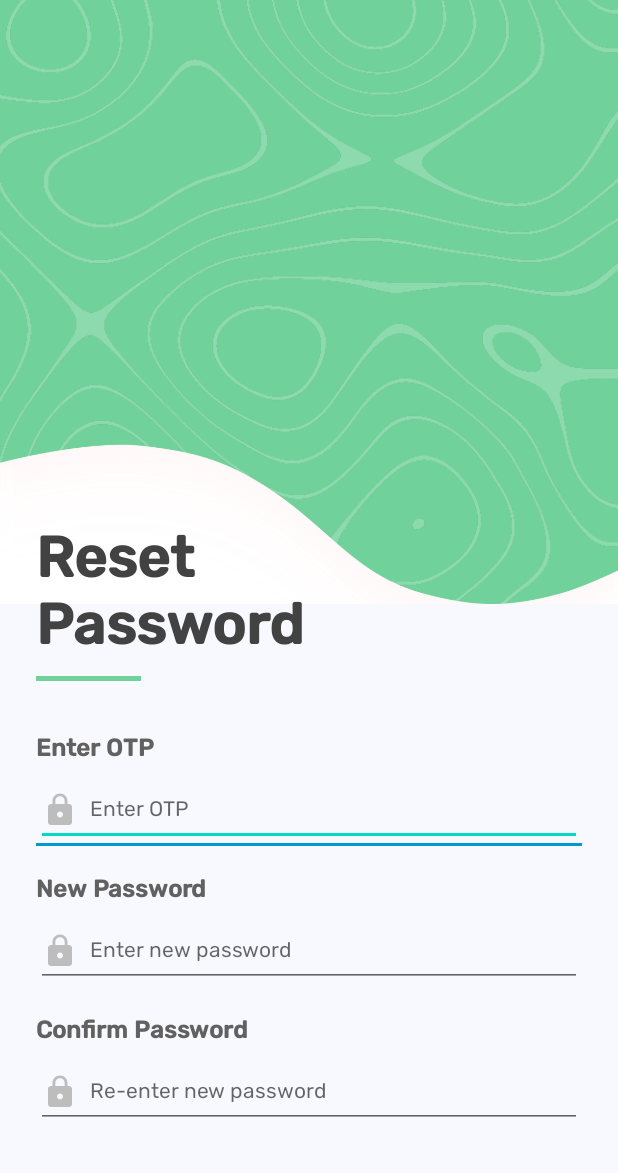
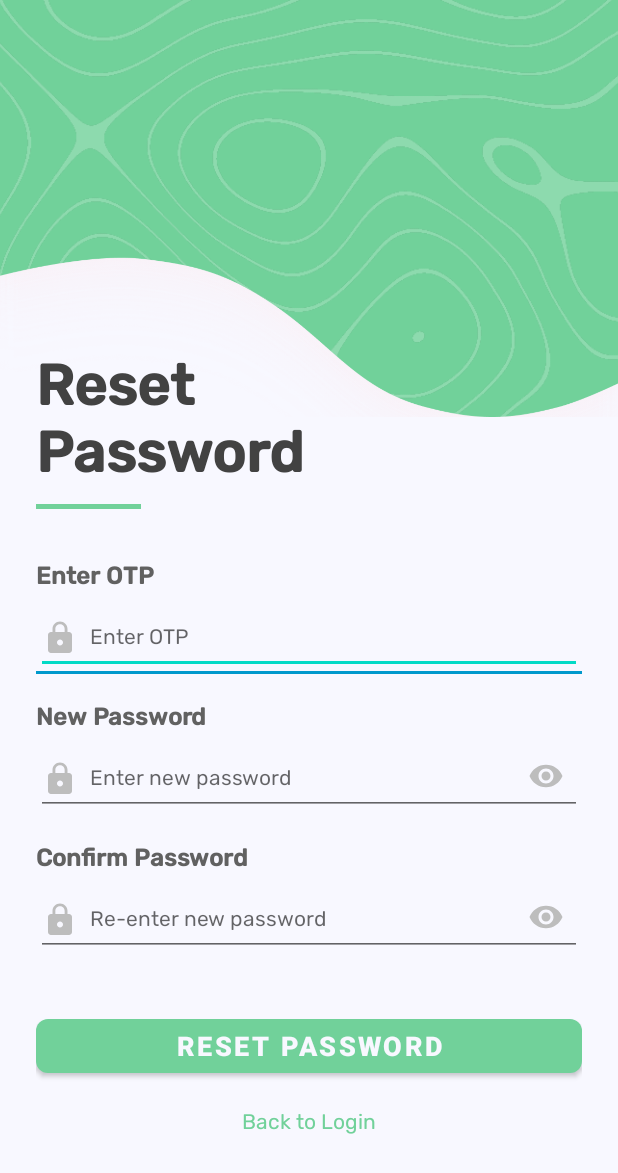
Before and after one commit to celiaho/HocusFocusToDo, an Android app: the PasswordResetActivity screen opened directly, with no data from a screen before it, on a phone screen of 412 x 824 dp. Shown: the top 1173 px of the screen. Run offline under Robolectric (Android 15) with nearby library versions, the phone set to English and light mode, and no system bars; our stand-ins replace Volley.

Commit message:
update password activities to scroll properly

```diff
--- a/app/src/main/java/edu/bhcc/cho/hocusfocustodo/ui/auth/PasswordResetActivity.kt
+++ b/app/src/main/java/edu/bhcc/cho/hocusfocustodo/ui/auth/PasswordResetActivity.kt
@@ -1,11 +1,14 @@
 package edu.bhcc.cho.hocusfocustodo.ui.auth
 
 import android.content.Intent
+import android.graphics.Rect
 import android.os.Bundle
 import android.util.Log
+import android.view.View
 import android.view.inputmethod.InputMethodManager
 import android.widget.*
 import androidx.appcompat.app.AppCompatActivity
+import androidx.core.widget.NestedScrollView
 import com.google.android.material.textfield.TextInputEditText
 import edu.bhcc.cho.hocusfocustodo.R
 import edu.bhcc.cho.hocusfocustodo.data.network.AuthApiService
@@ -15,6 +18,7 @@ import edu.bhcc.cho.hocusfocustodo.data.network.AuthApiService
  */
 class PasswordResetActivity : AppCompatActivity() {
 
+    private lateinit var scrollView: NestedScrollView
     private lateinit var otpField: TextInputEditText
     private lateinit var newPasswordField: TextInputEditText
     private lateinit var confirmPasswordField: TextInputEditText
@@ -29,6 +33,9 @@ class PasswordResetActivity : AppCompatActivity() {
         setContentView(R.layout.activity_password_reset)
 
         // Initialize views
+        scrollView = findViewById(R.id.scrollView)
+        scrollView.setOnTouchListener { _, _ -> true } // Disable manual scroll
+
         otpField = findViewById(R.id.reset_otp)
         newPasswordField = findViewById(R.id.reset_password)
         confirmPasswordField = findViewById(R.id.confirm_password)
@@ -44,6 +51,9 @@ class PasswordResetActivity : AppCompatActivity() {
 
         // Show demo OTP hint
         Toast.makeText(this, "Check server log for demo OTP.", Toast.LENGTH_LONG).show()
+
+        // Enable keyboard-triggered scroll
+        setupKeyboardAutoScroll()
 
         // Handle back link
         backLink.setOnClickListener {
@@ -109,4 +119,26 @@ class PasswordResetActivity : AppCompatActivity() {
             }
         }
     }
+
+    private fun setupKeyboardAutoScroll() {
+        val rootView = findViewById<View>(android.R.id.content)
+        rootView.viewTreeObserver.addOnGlobalLayoutListener {
+            val r = Rect()
+            rootView.getWindowVisibleDisplayFrame(r)
+            val screenHeight = rootView.rootView.height
+            val keypadHeight = screenHeight - r.bottom
+
+            if (keypadHeight > screenHeight * 0.15) {
+                currentFocus?.let {
+                    scrollView.post {
+                        scrollView.scrollTo(0, it.bottom)
+                    }
+                }
+            } else {
+                scrollView.post {
+                    scrollView.scrollTo(0, 0)
+                }
+            }
+        }
+    }
 }
--- a/app/src/main/res/layout/activity_password_reset.xml
+++ b/app/src/main/res/layout/activity_password_reset.xml
@@ -1,57 +1,67 @@
 <?xml version="1.0" encoding="utf-8"?>
-<LinearLayout
+<androidx.core.widget.NestedScrollView
     xmlns:android="http://schemas.android.com/apk/res/android"
     xmlns:app="http://schemas.android.com/apk/res-auto"
+    android:id="@+id/scrollView"
     android:layout_width="match_parent"
     android:layout_height="match_parent"
     android:background="@color/off_white"
+    android:fillViewport="true"
+    android:overScrollMode="never"
+    android:scrollbars="none">
+
+    <LinearLayout
+        android:layout_width="match_parent"
+        android:layout_height="wrap_content"
         android:orientation="vertical">
 
-    <FrameLayout
+        <!-- Top vector background -->
+        <ImageView
+            android:id="@+id/reset_banner"
             android:layout_width="match_parent"
             android:layout_height="wrap_content"
-        android:translationY="-174dp"
-        android:maxHeight="128dp">
+            android:scaleType="fitStart"
+            android:adjustViewBounds="true"
+            android:translationY="-294dp"
+            android:src="@drawable/ic_green_background_vector"
+            android:contentDescription="@string/app_name" />
 
-        <include
-            layout="@layout/vector"
-            android:layout_width="match_parent"
-            android:layout_height="wrap_content" />
-    </FrameLayout>
-
+        <!-- Form container -->
         <LinearLayout
-        android:orientation="vertical"
             android:layout_width="match_parent"
             android:layout_height="wrap_content"
+            android:orientation="vertical"
             android:padding="24dp"
-        android:layout_marginTop="-258dp">
+            android:translationY="-384dp"
+            android:background="@android:color/transparent">
 
             <!-- Screen title -->
             <LinearLayout
                 android:layout_width="wrap_content"
                 android:layout_height="wrap_content"
-            android:orientation="vertical">
+                android:orientation="vertical"
+                android:layout_marginTop="16dp">
 
                 <TextView
                     style="@style/ScreenTitle"
-                android:layout_width="236dp"
+                    android:layout_width="240dp"
                     android:layout_height="wrap_content"
                     android:text="Reset Password" />
 
                 <View
                     android:layout_width="70dp"
                     android:layout_height="3dp"
-                android:background="@color/auth_green"
-                android:layout_marginTop="2dp"/>
+                    android:layout_marginTop="2dp"
+                    android:background="@color/auth_green" />
             </LinearLayout>
 
-        <!-- OTP label -->
+            <!-- OTP -->
             <TextView
                 style="@style/InputLabel"
                 android:layout_width="wrap_content"
                 android:layout_height="wrap_content"
-            android:text="Enter OTP"
-            android:layout_marginTop="32dp"/>
+                android:layout_marginTop="32dp"
+                android:text="Enter OTP" />
 
             <com.google.android.material.textfield.TextInputLayout
                 android:id="@+id/reset_otp_container"
@@ -74,19 +84,21 @@
                     android:paddingBottom="12dp"/>
             </com.google.android.material.textfield.TextInputLayout>
 
-        <!-- New password label -->
+            <!-- New password -->
             <TextView
                 style="@style/InputLabel"
                 android:layout_width="wrap_content"
                 android:layout_height="wrap_content"
-            android:text="New Password"
-            android:layout_marginTop="16dp"/>
+                android:layout_marginTop="16dp"
+                android:text="New Password" />
 
             <com.google.android.material.textfield.TextInputLayout
                 android:id="@+id/reset_password_container"
                 style="@style/TextInputLayoutStyle"
                 android:layout_width="match_parent"
                 android:layout_height="wrap_content"
+                app:endIconMode="password_toggle"
+                app:endIconTint="@color/light_gray"
                 app:hintEnabled="false">
 
                 <com.google.android.material.textfield.TextInputEditText
@@ -103,19 +115,21 @@
                     android:paddingBottom="12dp"/>
             </com.google.android.material.textfield.TextInputLayout>
 
-        <!-- New password label -->
+            <!-- Confirm password -->
             <TextView
                 style="@style/InputLabel"
                 android:layout_width="wrap_content"
                 android:layout_height="wrap_content"
-            android:text="Confirm Password"
-            android:layout_marginTop="16dp"/>
+                android:layout_marginTop="16dp"
+                android:text="Confirm Password" />
 
             <com.google.android.material.textfield.TextInputLayout
                 android:id="@+id/confirm_password_container"
                 style="@style/TextInputLayoutStyle"
                 android:layout_width="match_parent"
                 android:layout_height="wrap_content"
+                app:endIconMode="password_toggle"
+                app:endIconTint="@color/light_gray"
                 app:hintEnabled="false">
 
                 <com.google.android.material.textfield.TextInputEditText
@@ -123,16 +137,16 @@
                     android:layout_width="match_parent"
                     android:layout_height="wrap_content"
                     android:inputType="textPassword"
+                    android:textAppearance="@style/AppInputTextAppearance"
                     android:drawableStart="@drawable/ic_material_lock"
                     android:drawableTint="@color/light_gray"
                     android:drawablePadding="8dp"
-                android:textAppearance="@style/AppInputTextAppearance"
                     android:hint="Re-enter new password"
                     android:paddingTop="16dp"
                     android:paddingBottom="12dp"/>
             </com.google.android.material.textfield.TextInputLayout>
 
-        <!-- Error message -->
+            <!-- Error text -->
             <TextView
                 android:id="@+id/reset_error"
                 style="@style/ErrorText"
@@ -150,17 +164,17 @@
                 android:text="Reset Password"
                 android:layout_marginTop="36dp" />
 
-        <!-- Back to login link -->
+            <!-- Back to login -->
             <TextView
                 android:id="@+id/reset_back"
-            android:fontFamily="@font/rubik_regular"
                 android:layout_width="wrap_content"
                 android:layout_height="wrap_content"
+                android:layout_gravity="center"
+                android:layout_marginTop="16dp"
                 android:text="Back to Login"
+                android:textColor="@color/auth_green"
                 android:textSize="14sp"
-            android:textColor="@color/auth_green"
-            android:layout_marginTop="16dp"
-            android:layout_gravity="center"/>
+                android:fontFamily="@font/rubik_regular"/>
         </LinearLayout>
-
     </LinearLayout>
+</androidx.core.widget.NestedScrollView>
```
Also changed, not shown: app/src/main/java/edu/bhcc/cho/hocusfocustodo/ui/auth/PasswordForgotActivity.kt (+36 -3 lines), app/src/main/res/layout/activity_password_forgot.xml (+36 -24 lines). Lines whose indentation alone changed are shown as unchanged.
